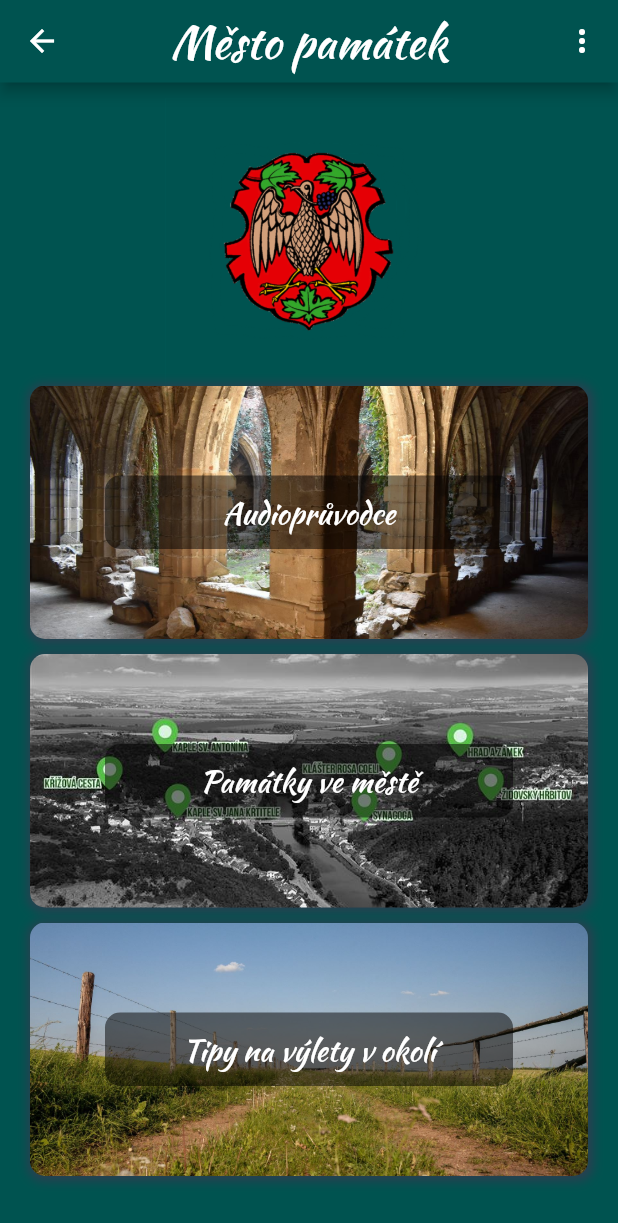
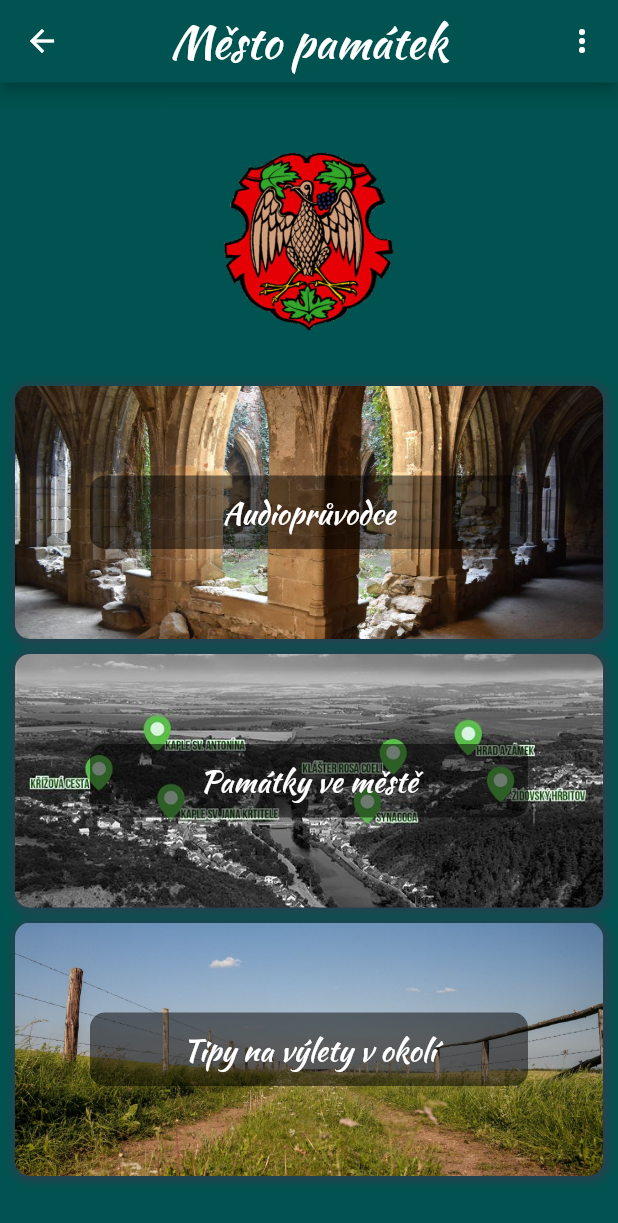
Before and after one commit to zowelu/dolni_kounice, a Flutter app: the HomePage screen opened by its route, on a phone screen of 412 x 824 dp. Shown: the top 1223 px of the screen. Run offline on Flutter 3.47's test engine with Material 2 defaults, Android fonts, the phone set to English and light mode, and no system bars; our stand-ins replace audioplayers, photo_view.

Commit message:
V home_page.dart odstraněn Container s padding

```diff
--- a/lib/screens/home_page.dart
+++ b/lib/screens/home_page.dart
@@ -22,10 +22,7 @@ class _HomePageState extends State<HomePage> {
       titleOfHeaderText: '',
       listOfWidget: [
         ContainerHeaderHomePage(),
-        Container(
-          padding:
-              EdgeInsets.only(left: kDefaultPadding, right: kDefaultPadding),
-          child: Column(
+        Column(
           mainAxisAlignment: MainAxisAlignment.center,
           mainAxisSize: MainAxisSize.min,
           children: [
@@ -50,7 +47,6 @@ class _HomePageState extends State<HomePage> {
                 onTap: () {}),
           ],
         ),
-        ),
       ],
     );
   }
```
Lines whose indentation alone changed are shown as unchanged.
